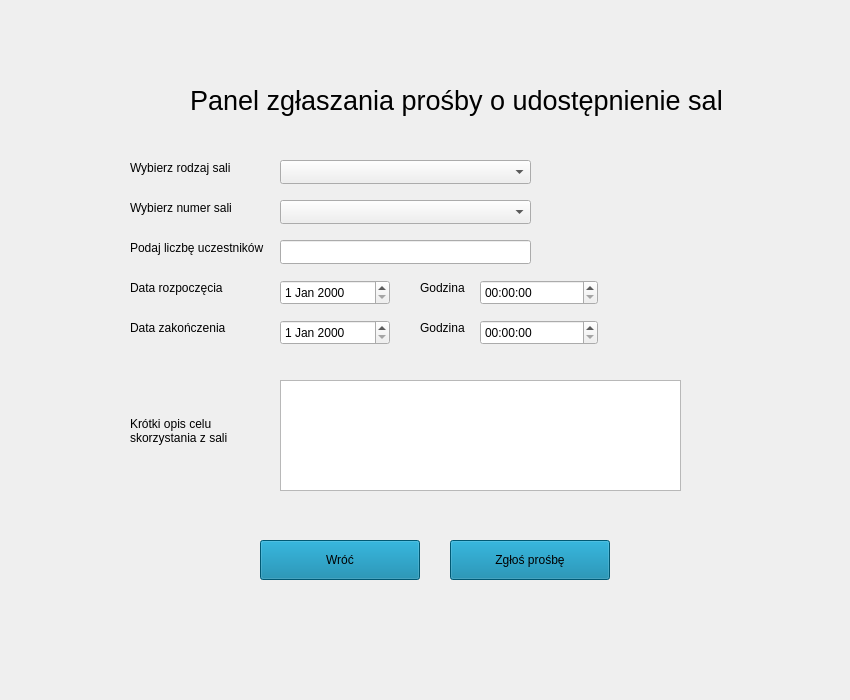
tomcocogold/IPR--System_rezerwacji_sal, file panel_dostep_do_sali.ui: the form before one commit.
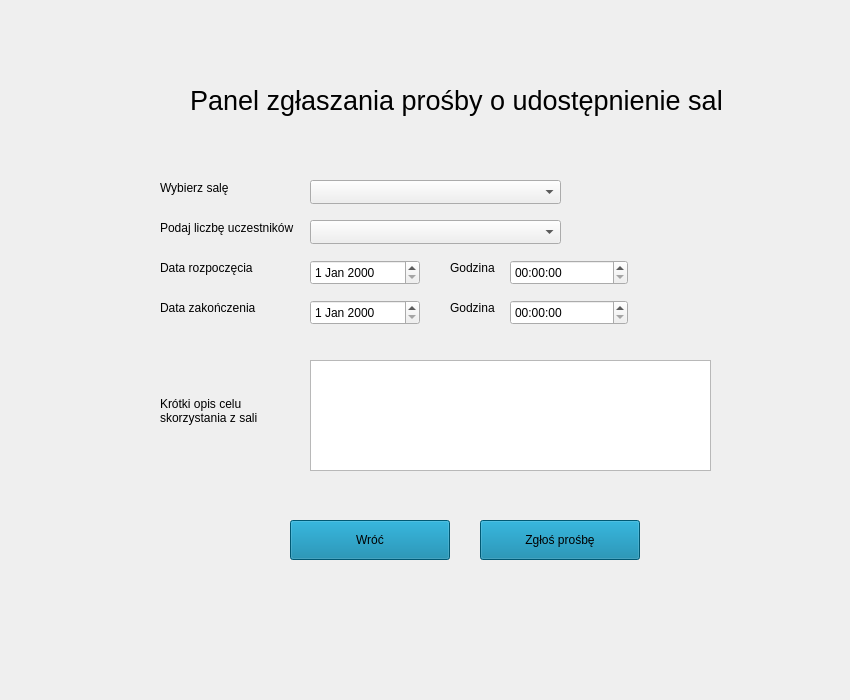
The form after the commit.

```diff
--- a/panel_dostep_do_sali.ui
+++ b/panel_dostep_do_sali.ui
@@ -16,8 +16,8 @@
   <widget class="QPushButton" name="wroc">
    <property name="geometry">
     <rect>
-     <x>260</x>
-     <y>540</y>
+     <x>290</x>
+     <y>520</y>
      <width>160</width>
      <height>40</height>
     </rect>
@@ -32,8 +32,8 @@
   <widget class="QPushButton" name="zglos_prosbe">
    <property name="geometry">
     <rect>
-     <x>450</x>
-     <y>540</y>
+     <x>480</x>
+     <y>520</y>
      <width>160</width>
      <height>40</height>
     </rect>
@@ -48,8 +48,8 @@
   <widget class="QLabel" name="data_rozpoczecia_2">
    <property name="geometry">
     <rect>
-     <x>130</x>
-     <y>280</y>
+     <x>160</x>
+     <y>260</y>
      <width>121</width>
      <height>16</height>
     </rect>
@@ -61,8 +61,8 @@
   <widget class="QLabel" name="data_zakonczenia_2">
    <property name="geometry">
     <rect>
-     <x>130</x>
-     <y>320</y>
+     <x>160</x>
+     <y>300</y>
      <width>121</width>
      <height>16</height>
     </rect>
@@ -74,8 +74,8 @@
   <widget class="QPlainTextEdit" name="krotki_opis_celu_2">
    <property name="geometry">
     <rect>
-     <x>280</x>
-     <y>380</y>
+     <x>310</x>
+     <y>360</y>
      <width>401</width>
      <height>111</height>
     </rect>
@@ -84,8 +84,8 @@
   <widget class="QLabel" name="krotki_opis_celu">
    <property name="geometry">
     <rect>
-     <x>130</x>
-     <y>410</y>
+     <x>160</x>
+     <y>390</y>
      <width>101</width>
      <height>41</height>
     </rect>
@@ -95,47 +95,24 @@
 skorzystania z sali</string>
    </property>
   </widget>
-  <widget class="QLabel" name="wybierz_rodzaj_sali">
-   <property name="geometry">
-    <rect>
-     <x>130</x>
-     <y>160</y>
-     <width>111</width>
-     <height>16</height>
-    </rect>
-   </property>
-   <property name="text">
-    <string>Wybierz rodzaj sali</string>
-   </property>
-  </widget>
   <widget class="QLabel" name="wybierz_numer_sali">
    <property name="geometry">
     <rect>
-     <x>130</x>
-     <y>200</y>
+     <x>160</x>
+     <y>180</y>
      <width>121</width>
      <height>16</height>
     </rect>
    </property>
    <property name="text">
-    <string>Wybierz numer sali</string>
+    <string>Wybierz salę</string>
    </property>
   </widget>
   <widget class="QComboBox" name="numer_sali">
    <property name="geometry">
     <rect>
-     <x>280</x>
-     <y>200</y>
-     <width>251</width>
-     <height>24</height>
-    </rect>
-   </property>
-  </widget>
-  <widget class="QComboBox" name="rodzaj_sali">
-   <property name="geometry">
-    <rect>
-     <x>280</x>
-     <y>160</y>
+     <x>310</x>
+     <y>180</y>
      <width>251</width>
      <height>24</height>
     </rect>
@@ -144,8 +121,8 @@
   <widget class="QLabel" name="podaj_liczbe_uczestnikow">
    <property name="geometry">
     <rect>
-     <x>130</x>
-     <y>240</y>
+     <x>160</x>
+     <y>220</y>
      <width>141</width>
      <height>16</height>
     </rect>
@@ -175,8 +152,8 @@
   <widget class="QLabel" name="godzina_rozpoczecia">
    <property name="geometry">
     <rect>
-     <x>420</x>
-     <y>280</y>
+     <x>450</x>
+     <y>260</y>
      <width>51</width>
      <height>16</height>
     </rect>
@@ -188,8 +165,8 @@
   <widget class="QLabel" name="godzina_zakonczenia">
    <property name="geometry">
     <rect>
-     <x>420</x>
-     <y>320</y>
+     <x>450</x>
+     <y>300</y>
      <width>51</width>
      <height>16</height>
     </rect>
@@ -198,21 +175,11 @@
     <string>Godzina</string>
    </property>
   </widget>
-  <widget class="QLineEdit" name="liczba_uczestnikow">
-   <property name="geometry">
-    <rect>
-     <x>280</x>
-     <y>240</y>
-     <width>251</width>
-     <height>24</height>
-    </rect>
-   </property>
-  </widget>
   <widget class="QDateEdit" name="data_rozpoczecia">
    <property name="geometry">
     <rect>
-     <x>280</x>
-     <y>280</y>
+     <x>310</x>
+     <y>260</y>
      <width>110</width>
      <height>25</height>
     </rect>
@@ -221,8 +188,8 @@
   <widget class="QDateEdit" name="data_zakonczenia">
    <property name="geometry">
     <rect>
-     <x>280</x>
-     <y>320</y>
+     <x>310</x>
+     <y>300</y>
      <width>110</width>
      <height>25</height>
     </rect>
@@ -231,8 +198,8 @@
   <widget class="QTimeEdit" name="godzina_rozpoczecia_2">
    <property name="geometry">
     <rect>
-     <x>480</x>
-     <y>280</y>
+     <x>510</x>
+     <y>260</y>
      <width>118</width>
      <height>25</height>
     </rect>
@@ -241,13 +208,23 @@
   <widget class="QTimeEdit" name="godzina_zakonczenia_2">
    <property name="geometry">
     <rect>
-     <x>480</x>
-     <y>320</y>
+     <x>510</x>
+     <y>300</y>
      <width>118</width>
      <height>25</height>
     </rect>
    </property>
   </widget>
+  <widget class="QComboBox" name="liczba_uczestnikow">
+   <property name="geometry">
+    <rect>
+     <x>310</x>
+     <y>220</y>
+     <width>251</width>
+     <height>24</height>
+    </rect>
+   </property>
+  </widget>
  </widget>
  <resources/>
  <connections/>
```
Left out of the diff: 2 changed lines with no effect on the pictures.
